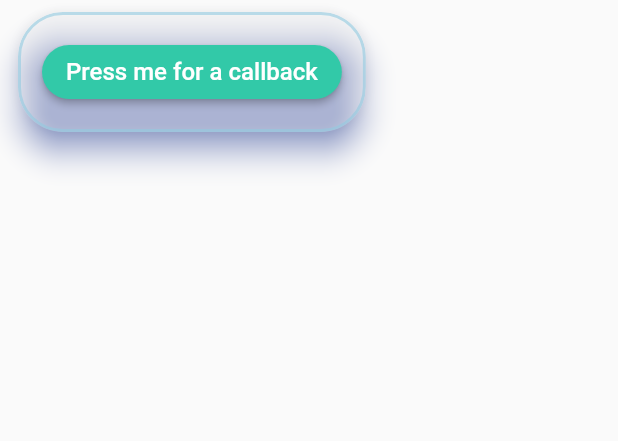
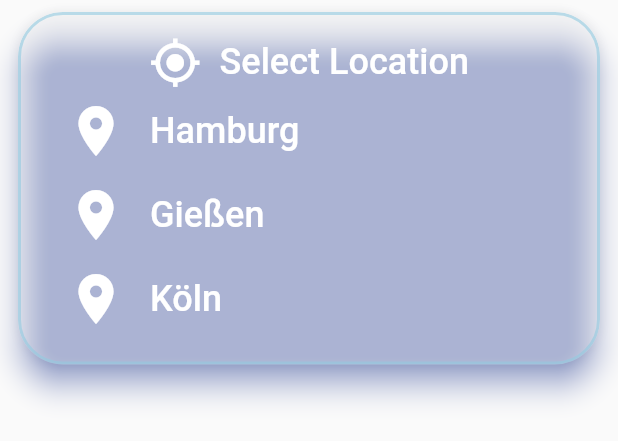
Before and after one commit to Varadho/bachelor_weather, a Flutter app: the LocationSelector widget shown alone on an empty page, opened directly, after a tap on the "my location" icon, on a phone screen of 412 x 824 dp. Shown: the top 441 px of the screen. Run offline on Flutter 3.47's test engine with Material 2 defaults, Android fonts, the phone set to English and light mode, and no system bars; our stand-ins replace auto_size_text, flutter_compass, font_awesome_flutter, permission_handler, redux, simple_animations and 1 more; generated files the repository leaves out were written again; network calls fail.

Commit message:
Add location changing to base page

```diff
--- a/lib/model/location.dart
+++ b/lib/model/location.dart
@@ -5,7 +5,7 @@ class Location {
   final int cityID;
   final Coordinates coordinates;
   final String country;
-  Location({
+  const Location({
     this.coordinates,
     this.country,
     this.cityName,
--- a/lib/model/weather.dart
+++ b/lib/model/weather.dart
@@ -137,7 +137,7 @@ class Coordinates {
   @override
   String toString() => 'Coordinates{lat: $lat, lon: $lon}';
 
-  Coordinates({this.lat, this.lon});
+  const Coordinates({this.lat, this.lon});
 
   factory Coordinates.fromJson(Map<String, dynamic> json) =>
       _$CoordinatesFromJson(json);
--- a/lib/ui/common_widgets/location_selector.dart
+++ /dev/null
@@ -1,16 +0,0 @@
-import 'package:flutter/material.dart';
-
-import '../../model/location.dart';
-
-class LocationSelector extends StatefulWidget {
-  final List<Location> locations;
-  LocationSelector({Key key, this.locations}) : super(key: key);
-
-  @override
-  _LocationSelectorState createState() => _LocationSelectorState();
-}
-
-class _LocationSelectorState extends State<LocationSelector> {
-  @override
-  Widget build(BuildContext context) => Container();
-}
--- a/lib/ui/common_widgets/state_controlling_widgets/location_selector.dart
+++ b/lib/ui/common_widgets/state_controlling_widgets/location_selector.dart
@@ -1,9 +1,10 @@
+import 'package:bachelorweather/utility/constants/favorite_locations.dart';
+import 'package:bachelorweather/utility/constants/text_styles.dart';
+import 'package:flutter/foundation.dart';
 import 'package:flutter/material.dart';
 import 'package:flutter/widgets.dart';
 
 import '../../../model/location.dart';
-import '../../../utility/constants/colors.dart';
-import '../../../utility/constants/text_styles.dart';
 import 'expandable_controls.dart';
 
 class LocationSelector extends StatefulWidget {
@@ -17,21 +18,65 @@ class LocationSelector extends StatefulWidget {
 
 class _LocationControlWidgetState extends State<LocationSelector> {
   Location _selectedLocation;
+  bool _typing = false;
 
   @override
   Widget build(BuildContext context) => ExpandableControls(
-        contracted: Icon(
-          Icons.my_location,
-          color: Colors.white,
-        ),
-        expanded: RaisedButton(
-          shape: StadiumBorder(),
-          color: backgroundColor3,
-          onPressed: () => widget.onLocationSelected(_selectedLocation),
-          child: Text(
-            "Press me for a callback",
-            style: headingStyle.copyWith(fontSize: 16),
+      contracted: Icon(
+        Icons.my_location,
+        color: Colors.white,
+      ),
+      expanded: Column(
+        mainAxisSize: MainAxisSize.min,
+        children: [
+          Row(
+            mainAxisSize: MainAxisSize.max,
+            mainAxisAlignment: MainAxisAlignment.center,
+            children: [
+              Padding(
+                padding: const EdgeInsets.only(right: 12.0),
+                child: Icon(
+                  Icons.my_location,
+                  size: 35,
+                  color: Colors.white,
+                ),
+              ),
+              Text(
+                "Select Location",
+                style: headingStyle,
+              ),
+            ],
           ),
-        ),
+          _typing
+              ? _searchResults()
+              : ListView.builder(
+                  shrinkWrap: true,
+                  itemCount: favoriteLocations.length,
+                  itemBuilder: (context, index) => ListTile(
+                    leading: Icon(
+                      Icons.location_on,
+                      size: 40,
+                      color: Colors.white,
+                    ),
+                    title: Text(
+                      favoriteLocations[index].cityName,
+                      style: headingStyle.copyWith(fontSize: 24),
+                    ),
+                    onTap: () {
+                      setState(() {
+                        _selectedLocation = favoriteLocations[index];
+                      });
+                      widget.onLocationSelected(
+                        _selectedLocation,
+                      );
+                    },
+                  ),
+                )
+        ],
+      ));
+
+  Widget _searchResults() => Text(
+        "Search results here",
+        style: headingStyle,
       );
 }
--- a/lib/ui/ss_page.dart
+++ b/lib/ui/ss_page.dart
@@ -133,7 +133,7 @@ class _SSPageState extends State<SSPage> with TickerProviderStateMixin {
                 slideDirection: AxisDirection.left,
                 child: LocationSelector(
                   onLocationSelected: (location) =>
-                      ApiHelper.get5DayForecastFor("Hamburg")
+                      ApiHelper.get5DayForecastFor(location.cityName)
                           .then((forecastList) {
                     for (var weather in forecastList) {
                       print(
@@ -146,6 +146,7 @@ class _SSPageState extends State<SSPage> with TickerProviderStateMixin {
                     }
                     setState(() {
                       forecast = forecastList;
+                      currentWeather = forecast[0];
                     });
                   }),
                 ),
--- /dev/null
+++ b/lib/utility/constants/favorite_locations.dart
@@ -0,0 +1,34 @@
+import '../../model/location.dart';
+import '../../model/weather.dart';
+
+const Location hh = Location(
+  cityID: 6547395,
+  cityName: "Hamburg",
+  country: "DE",
+  coordinates: Coordinates(
+    lon: 10.0,
+    lat: 53.549999,
+  ),
+);
+
+const Location giessen = Location(
+  cityID: 2920512,
+  cityName: "Gießen",
+  country: "DE",
+  coordinates: Coordinates(
+    lon: 8.65,
+    lat: 50.583328,
+  ),
+);
+
+const Location koeln = Location(
+  cityID: 2920512,
+  cityName: "Köln",
+  country: "DE",
+  coordinates: Coordinates(
+    lon: 8.65,
+    lat: 50.583328,
+  ),
+);
+
+const List<Location> favoriteLocations = <Location>[hh, giessen, koeln];
```
